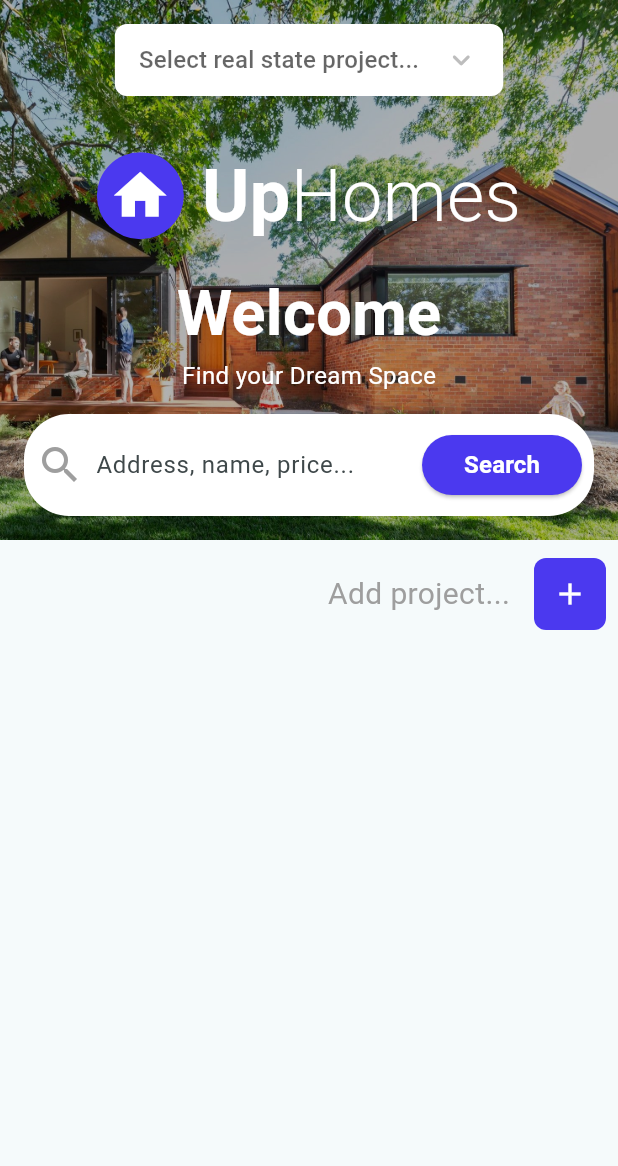
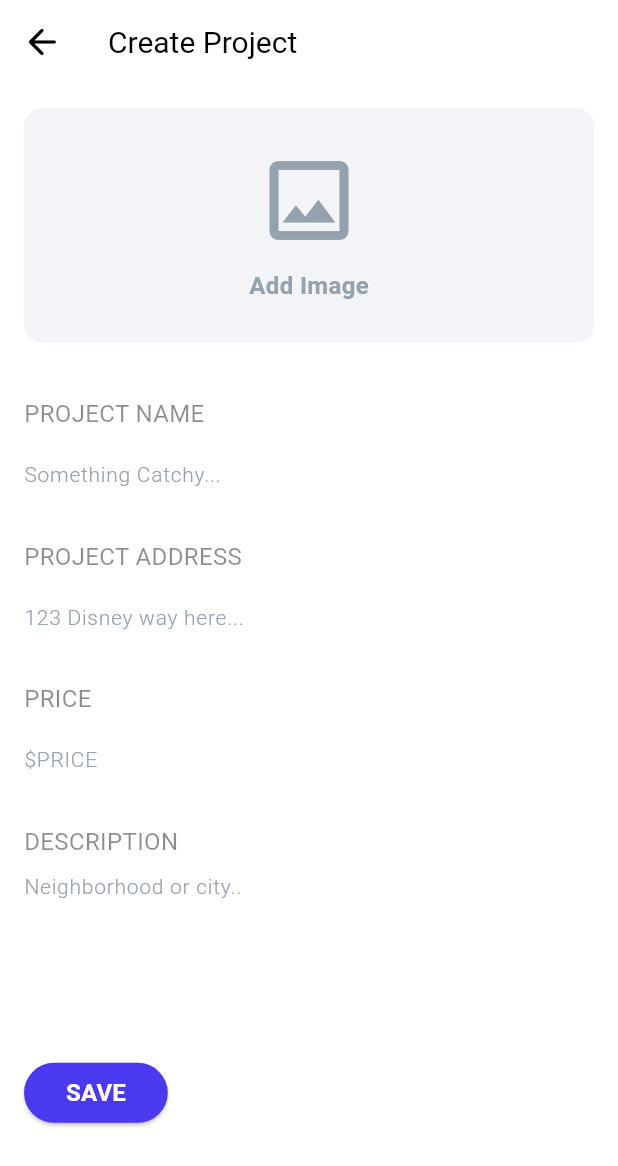
Before and after one commit to sooyvilla/uphome_app, a Flutter app: the screen it shows after launch, after a tap on the "add" icon, on a phone screen of 412 x 824 dp. Shown: the top 1166 px of the screen. Run offline on Flutter 3.47's test engine with Material 3 defaults, Android fonts, the phone set to English and light mode, and no system bars; our stand-ins replace dio, flutter_blue, flutter_riverpod, google_fonts, image_picker, permission_handler and 1 more; accounts and stored records are empty; generated files the repository leaves out were written again; statements that could not run were skipped.

Commit message:
feature: Create project screen

```diff
--- a/lib/data/datasource/local_project_datasource.dart
+++ b/lib/data/datasource/local_project_datasource.dart
@@ -1,3 +1,5 @@
+import 'dart:developer';
+
 import 'package:sqflite/sqflite.dart';
 
 import '../../../domain/entities/project.dart';
@@ -74,8 +76,12 @@ class LocalProjectDataSource implements ProjectDatasource {
 
   @override
   Future<void> createProject(Project project) async {
-    final db = database;
-    await db.insert(nameTable, ProjectMapper.toMap(project));
+    try {
+      final db = database;
+      await db.insert(nameTable, ProjectMapper.toMap(project));
+    } catch (e) {
+      log(e.toString(), name: 'Save project');
+    }
   }
 
   @override
--- a/lib/domain/mappers/project_mapper.dart
+++ b/lib/domain/mappers/project_mapper.dart
@@ -9,19 +9,18 @@ class ProjectMapper {
       location: json['location'],
       price: json['price'],
       imageUrl: json['image_url'],
-      description: json['description'],
+      // description: json['description'],
     );
   }
 
   static Map<String, dynamic> toMap(Project project) {
     return {
-      'id': project.id,
       'agency_id': project.agencyId,
       'name': project.name,
       'location': project.location,
       'price': project.price,
       'image_url': project.imageUrl,
-      'description': project.description,
+      // 'description': project.description,
     };
   }
 }
--- /dev/null
+++ b/lib/ui/features/create/screen/create_screen.dart
@@ -0,0 +1,263 @@
+import 'package:flutter/cupertino.dart';
+import 'package:flutter/material.dart';
+import 'package:flutter_riverpod/flutter_riverpod.dart';
+import 'package:image_picker/image_picker.dart';
+import 'package:permission_handler/permission_handler.dart';
+
+import '../../../styles/colors/up_colors.dart';
+import '../../../styles/fonts/fonts.dart';
+import '../../../widgets/buttons.dart';
+import '../../../widgets/custom_input.dart';
+import '../../../widgets/image_builder.dart';
+import '../provider/create_provider.dart';
+
+class CreateScreen extends ConsumerStatefulWidget {
+  const CreateScreen({super.key});
+
+  static const routeName = '/create';
+  @override
+  ConsumerState<CreateScreen> createState() => _CreateScreenState();
+}
+
+class _CreateScreenState extends ConsumerState<CreateScreen> {
+  final _formKey = GlobalKey<FormState>();
+
+  @override
+  Widget build(BuildContext context) {
+    final createNotifier = ref.read(createProvider.notifier);
+
+    return Scaffold(
+      appBar: AppBar(
+        title: Text(
+          'Create Project',
+          style: Fonts.ROBOTO_20_NORMAL.copyWith(
+            color: Colors.black,
+          ),
+        ),
+        // backbutton
+        leading: IconButton(
+          onPressed: () {
+            Navigator.of(context).pop();
+          },
+          icon: const Icon(
+            Icons.arrow_back_rounded,
+            size: 28,
+          ),
+          color: Colors.black,
+        ),
+        centerTitle: false,
+      ),
+      body: Container(
+        width: double.infinity,
+        padding: const EdgeInsets.all(16),
+        child: Form(
+          key: _formKey,
+          child: SingleChildScrollView(
+            child: Column(
+              spacing: 20,
+              children: [
+                _CustomImagePicker(),
+                CustomInput(
+                  label: 'PROJECT NAME',
+                  placeholder: 'Something Catchy...',
+                  onChanged: (value) =>
+                      createNotifier.updateField('name', value),
+                  validator: (value) {
+                    if (value == null || value.isEmpty) {
+                      return 'Please enter some text';
+                    }
+                    return null;
+                  },
+                ),
+                CustomInput(
+                  label: 'PROJECT ADDRESS',
+                  placeholder: '123 Disney way here...',
+                  keyboardType: TextInputType.streetAddress,
+                  onChanged: (value) =>
+                      createNotifier.updateField('location', value),
+                  validator: (value) {
+                    if (value == null || value.isEmpty) {
+                      return 'Please enter some text';
+                    }
+                    return null;
+                  },
+                ),
+                CustomInput(
+                  label: 'PRICE',
+                  placeholder: '\$PRICE',
+                  keyboardType: TextInputType.number,
+                  onChanged: (value) => createNotifier.updateField(
+                      'price', int.parse(value.isEmpty ? '0' : value)),
+                  validator: (value) {
+                    if (value == null || value.isEmpty) {
+                      return 'Please enter some text';
+                    }
+                    return null;
+                  },
+                ),
+                CustomInput(
+                  label: 'DESCRIPTION',
+                  placeholder: 'Neighborhood or city..',
+                  maxLines: 4,
+                  // onChanged: (value) => createNotifier.updateField(
+                  //     'description',
+                  //     value), //todo: falta implementar el campo en la db
+                  validator: (value) {
+                    if (value == null || value.isEmpty) {
+                      return 'Please enter some text';
+                    }
+                    return null;
+                  },
+                ),
+                Align(
+                  alignment: Alignment.centerLeft,
+                  child: PrimaryTextButton(
+                    text: 'SAVE',
+                    onPressed: () async {
+                      final imageState =
+                          ref.read(createProvider).fields['image_url'];
+
+                      if (imageState == null) {
+                        ScaffoldMessenger.of(context).showSnackBar(
+                          const SnackBar(
+                            content: Text('Please add an image'),
+                          ),
+                        );
+                        return;
+                      }
+                      if (_formKey.currentState!.validate() &&
+                          !ref.read(createProvider.notifier).validateFields()) {
+                        _formKey.currentState!.save();
+                        return;
+                      }
+
+                      await ref.read(createProvider.notifier).createProject();
+                      Navigator.of(context).pop(true);
+                    },
+                  ),
+                )
+              ],
+            ),
+          ),
+        ),
+      ),
+    );
+  }
+}
+
+class _CustomImagePicker extends ConsumerStatefulWidget {
+  const _CustomImagePicker();
+
+  @override
+  ConsumerState<_CustomImagePicker> createState() => _CustomImagePickerState();
+}
+
+class _CustomImagePickerState extends ConsumerState<_CustomImagePicker> {
+  @override
+  Widget build(BuildContext context) {
+    final size = MediaQuery.of(context).size;
+
+    final imageState = ref.watch(createProvider).fields['image_url'];
+
+    return GestureDetector(
+      onTap: pickImage,
+      onLongPress: showMenuOptions,
+      child: Container(
+        margin: const EdgeInsets.only(bottom: 16),
+        decoration: BoxDecoration(
+          color: UpColors.grey,
+          borderRadius: BorderRadius.circular(12),
+        ),
+        height: size.height * 0.190,
+        child: Center(
+          child: Column(
+            mainAxisAlignment: MainAxisAlignment.center,
+            children: [
+              if (imageState == null) ...[
+                Icon(
+                  Icons.image_outlined,
+                  color: UpColors.greyBold,
+                  size: 70,
+                ),
+                SizedBox(height: 10),
+                Text(
+                  'Add Image',
+                  style: Fonts.ROBOTO_16_BOLD.copyWith(
+                    color: UpColors.greyBold,
+                  ),
+                ),
+              ],
+              if (imageState != null) ...[
+                ImageBuilder(
+                  image: imageState,
+                  height: size.height * 0.190,
+                  fit: BoxFit.cover,
+                  border: const BorderRadius.all(
+                    Radius.circular(12),
+                  ),
+                ),
+              ],
+            ],
+          ),
+        ),
+      ),
+    );
+  }
+
+  void pickImage() async {
+    final _picker = ImagePicker();
+
+    try {
+      await getPermission();
+      XFile? pickedImage = await _picker.pickImage(source: ImageSource.gallery);
+
+      if (pickedImage == null) {
+        throw Exception('No image selected');
+      }
+
+      ref
+          .read(createProvider.notifier)
+          .updateField('image_url', pickedImage.path);
+
+      setState(() {});
+    } catch (e) {
+      ScaffoldMessenger.of(context).showSnackBar(
+        SnackBar(
+          content: Text('No image selected'),
+        ),
+      );
+    }
+  }
+
+  Future<void> getPermission() async {
+    final permission = await Permission.photos.request();
+    if (permission.isGranted) {
+      return;
+    } else {
+      ScaffoldMessenger.of(context).showSnackBar(
+        SnackBar(
+          content: Text('Permission denied'),
+        ),
+      );
+    }
+  }
+
+  void showMenuOptions() {
+    showCupertinoModalPopup(
+      context: context,
+      builder: (context) => CupertinoActionSheet(
+        title: Text('Options'),
+        actions: [
+          CupertinoActionSheetAction(
+            isDestructiveAction: true,
+            onPressed: () async {
+              ref.read(createProvider.notifier).updateField('image_url', '');
+              Navigator.pop(context);
+            },
+            child: Text('Remove'),
+          ),
+        ],
+      ),
+    );
+  }
+}
--- a/lib/ui/features/details/screen/details_screen.dart
+++ b/lib/ui/features/details/screen/details_screen.dart
@@ -63,7 +63,7 @@ class _DetailsScreenState extends ConsumerState<DetailsScreen> {
                       children: [
                         Hero(
                           tag: widget.project.id,
-                          child: ImageWidget(
+                          child: ImageBuilder(
                             image: widget.project.imageUrl ?? 'no assets',
                             border: const BorderRadius.all(
                               Radius.circular(16),
--- a/lib/ui/features/home/screen/home_screen.dart
+++ b/lib/ui/features/home/screen/home_screen.dart
@@ -7,6 +7,7 @@ import '../../../styles/fonts/fonts.dart';
 import '../../../widgets/appbar_custom.dart';
 import '../../../widgets/buttons.dart';
 import '../../../widgets/image_builder.dart';
+import '../../create/screen/create_screen.dart';
 import '../../details/screen/details_screen.dart';
 import '../provider/home_privder.dart';
 
@@ -74,7 +75,12 @@ class _HomeScreenState extends ConsumerState<HomeScreen> {
                   ? const SizedBox.shrink()
                   : ButtonWithText(
                       key: const ValueKey('button'),
-                      onPressed: () {},
+                      onPressed: () async {
+                        await Navigator.of(context)
+                            .pushNamed(CreateScreen.routeName);
+
+                        ref.read(homeProvider.notifier).getProjects();
+                      },
                     ),
             ),
             if (homeNotifier.status == HomeStatus.loading)
@@ -98,7 +104,7 @@ class _HomeScreenState extends ConsumerState<HomeScreen> {
                           DetailsScreen.routeName,
                           arguments: project,
                         );
-                      ref.read(themeNotifierProvider.notifier).reset();
+                        ref.read(themeNotifierProvider.notifier).reset();
                       },
                       child: Container(
                         margin: const EdgeInsets.symmetric(vertical: 12),
@@ -119,7 +125,7 @@ class _HomeScreenState extends ConsumerState<HomeScreen> {
                           children: [
                             Hero(
                               tag: project.id,
-                              child: ImageWidget(
+                              child: ImageBuilder(
                                 image: project.imageUrl ?? '',
                               ),
                             ),
--- a/lib/ui/routes/app_routes.dart
+++ b/lib/ui/routes/app_routes.dart
@@ -1,6 +1,7 @@
 import 'package:flutter/material.dart';
 
 import '../../domain/entities/project.dart';
+import '../features/create/screen/create_screen.dart';
 import '../features/details/screen/details_screen.dart';
 import '../features/home/screen/home_screen.dart';
 
@@ -8,6 +9,7 @@ class AppRoutes {
   final routes = {
     HomeScreen.routeName: (context) => const HomeScreen(),
     DetailsScreen.routeName: (context) => navigateDetailsScreen(context),
+    CreateScreen.routeName: (context) => const CreateScreen(),
   };
 
   static Widget navigateDetailsScreen(context) {
--- a/lib/ui/styles/colors/up_colors.dart
+++ b/lib/ui/styles/colors/up_colors.dart
@@ -7,4 +7,6 @@ class UpColors {
   static const Color textPrimary = Color(0xFF212121);
   static const Color textSecondary = Color(0xFF757575);
   static const Color background = Color(0xFFFFFFFF);
+  static const Color grey = Color(0xFFf2f4f8);
+  static const Color greyBold = Color(0xFF95a1ac);
 }
--- /dev/null
+++ b/lib/ui/widgets/custom_input.dart
@@ -0,0 +1,61 @@
+import 'package:flutter/material.dart';
+
+import '../styles/colors/up_colors.dart';
+import '../styles/fonts/fonts.dart';
+
+class CustomInput extends StatelessWidget {
+  final String label;
+  final String placeholder;
+  final TextEditingController? controller;
+  final ValueChanged<String>? onChanged;
+  final String? Function(String?)? validator;
+  final TextInputType keyboardType;
+  final int maxLines;
+
+  const CustomInput({
+    Key? key,
+    required this.label,
+    this.placeholder = '',
+    this.controller,
+    this.onChanged,
+    this.validator,
+    this.keyboardType = TextInputType.text,
+    this.maxLines = 1,
+  }) : super(key: key);
+
+  @override
+  Widget build(BuildContext context) {
+    return Column(
+      crossAxisAlignment: CrossAxisAlignment.start,
+      children: [
+        // Label text
+        Text(
+          label.toUpperCase(),
+          style: Fonts.ROBOTO_16_NORMAL.copyWith(color: Colors.black45),
+        ),
+        const SizedBox(height: 4),
+        // Input field
+        TextFormField(
+          controller: controller,
+          onChanged: onChanged,
+          validator: validator,
+          maxLines: maxLines,
+          keyboardType: keyboardType,
+          style: const TextStyle(
+            fontSize: 18,
+            fontWeight: FontWeight.w400,
+            color: Colors.black87,
+          ),
+          decoration: InputDecoration(
+            hintText: placeholder,
+            hintStyle: Fonts.ROBOTO_14_REGULAR.copyWith(
+              color: UpColors.greyBold,
+            ),
+            contentPadding: EdgeInsets.zero,
+            border: InputBorder.none, // No border
+          ),
+        ),
+      ],
+    );
+  }
+}
--- a/pubspec.yaml
+++ b/pubspec.yaml
@@ -23,6 +23,7 @@ dependencies:
   animate_do: ^3.3.4
   flutter_localizations:
     sdk: flutter
+  image_picker: ^1.1.2
 
 dev_dependencies:
   flutter_test:
```
Also changed, not shown: lib/core/theme/app_theme.dart (+10 -1 lines), lib/ui/features/create/provider/create_provider.dart (added, +107 -0 lines), lib/ui/features/details/provider/details_provider.dart (+6 -1 lines), lib/ui/widgets/image_builder.dart (+36 -8 lines), pubspec.lock, 5 other files.
